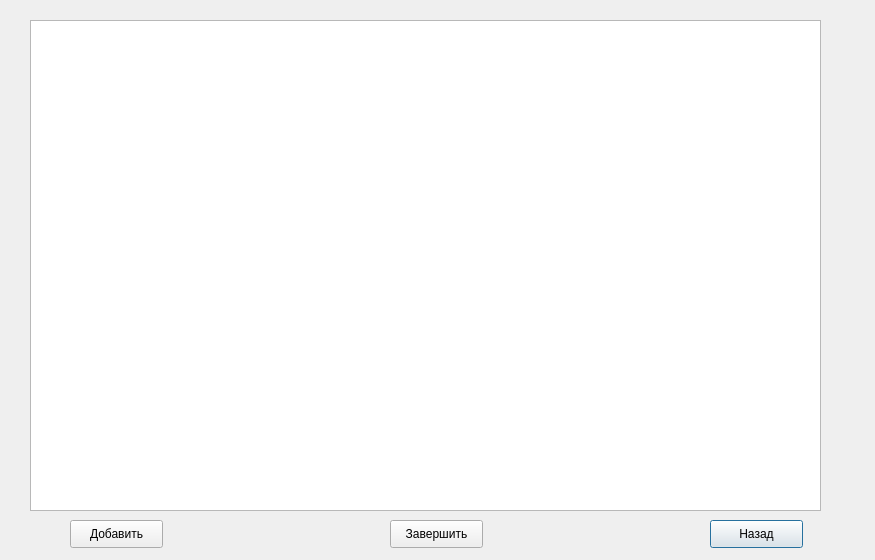
TFed555/Coursework, file course/editworkswindow.ui: the form before one commit.
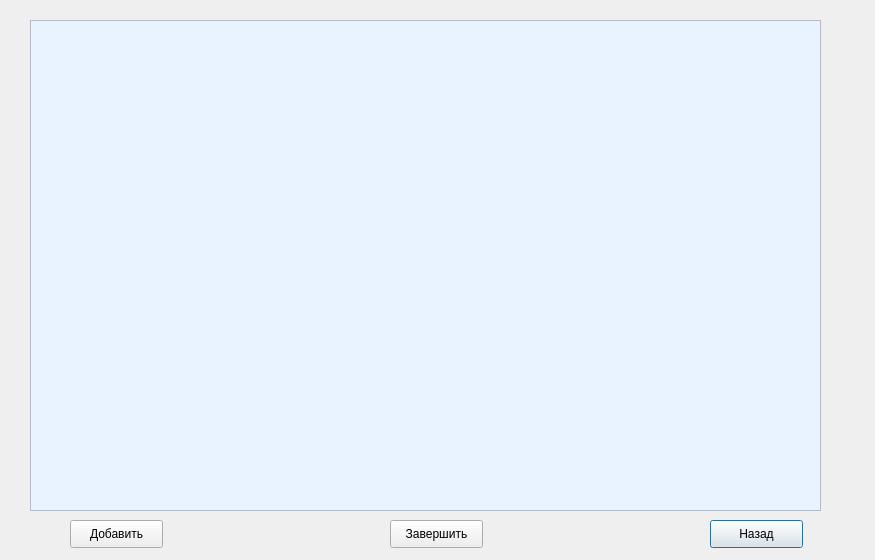
The form after the commit.

```diff
--- a/course/editworkswindow.ui
+++ b/course/editworkswindow.ui
@@ -13,6 +13,9 @@
   <property name="windowTitle">
    <string>Dialog</string>
   </property>
+  <property name="styleSheet">
+   <string notr="true"/>
+  </property>
   <widget class="QTableView" name="tableView">
    <property name="geometry">
     <rect>
@@ -22,6 +25,9 @@
      <height>491</height>
     </rect>
    </property>
+   <property name="styleSheet">
+    <string notr="true">background-color: rgb(233, 243, 255);</string>
+   </property>
   </widget>
   <widget class="QPushButton" name="backButton">
    <property name="geometry">
```
